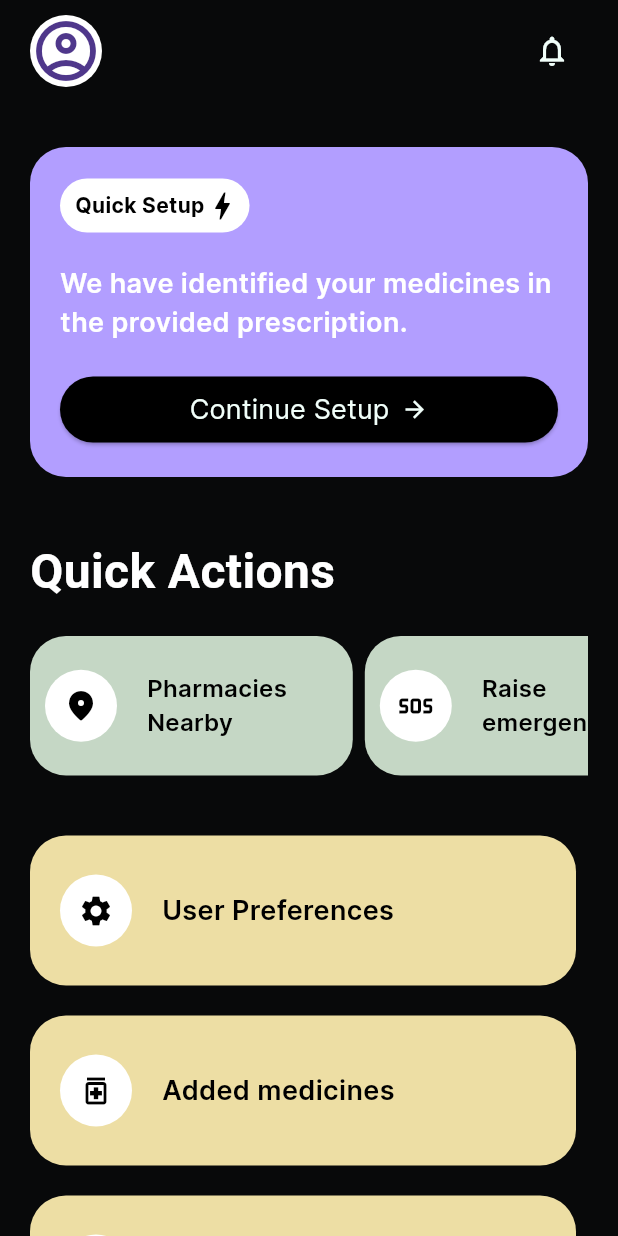
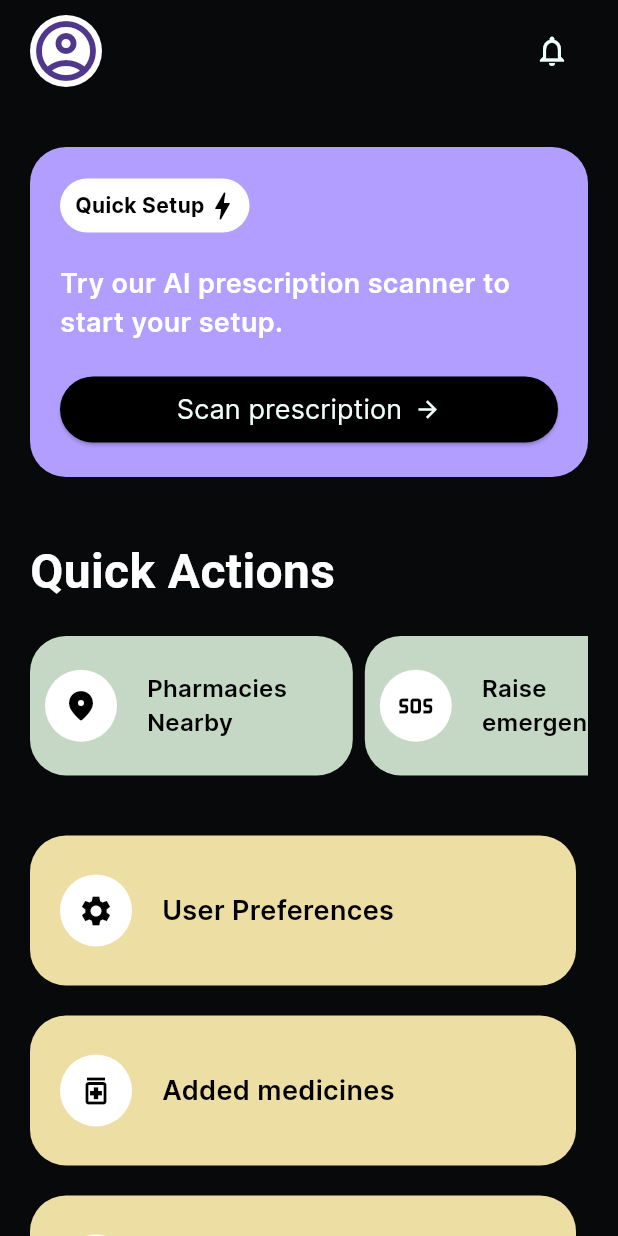
Before and after one commit to saksham-gt/chang-pharma, a Flutter app: the HomeScreen screen opened by its route, on a phone screen of 412 x 824 dp. Run offline on Flutter 3.47's test engine with Material 3 defaults, Android fonts, the phone set to English and light mode, and no system bars; drawn by our look-alikes of carousel_slider; our stand-ins replace dio, flutter_otp_text_field, flutter_riverpod, get_it, image_picker, shared_preferences; missing offline and left inert: animate_gradient; accounts and stored records are empty.

Commit message:
feat: add home page banner

```diff
--- a/lib/main.dart
+++ b/lib/main.dart
@@ -16,9 +16,9 @@ import 'screens/home_screen.dart';
 import 'screens/landing_screen.dart';
 import 'screens/signup_info_screen.dart';
 
-void main() {
+void main() async {
   WidgetsFlutterBinding.ensureInitialized();
-  setupDep();
+  await setupDep();
   runApp(const ProviderScope(child: MyApp()));
 }
 
@@ -73,7 +73,7 @@ class MyApp extends StatelessWidget {
         ),
       ),
       routes: {
-        '/': (context) => const HomeScreen(),
+        '/': (context) => const LandingScreen(),
         '/login': (context) => PhoneNumberLoginScreen(),
         '/signup': (context) => SignupInfoScreen(),
         '/otp': (context) => OtpVerifyScreen(),
--- a/lib/screens/home_screen.dart
+++ b/lib/screens/home_screen.dart
@@ -61,7 +61,7 @@ class _HomeScreenState extends State<HomeScreen> {
                   ],
                 ),
                 const SizedBox(height: 40),
-                HomeScreenBanner(),
+                const HomeScreenBanner(),
                 const SizedBox(height: 40),
                 const Text(
                   'Quick Actions',
--- a/lib/screens/widgets/home_screen_banner.dart
+++ b/lib/screens/widgets/home_screen_banner.dart
@@ -1,10 +1,50 @@
 import 'package:changpharma/utils/colors.dart';
 import 'package:changpharma/utils/theme.dart';
+import 'package:changpharma/utils/utils.dart';
 import 'package:flutter/material.dart';
 import 'package:image_picker/image_picker.dart';
 
-class HomeScreenBanner extends StatelessWidget {
+import '../../utils/constants.dart';
+
+class HomeScreenBanner extends StatefulWidget {
   const HomeScreenBanner({super.key});
+
+  @override
+  State<HomeScreenBanner> createState() => _HomeScreenBannerState();
+}
+
+class _HomeScreenBannerState extends State<HomeScreenBanner> {
+  late String? status;
+
+  @override
+  void initState() {
+    super.initState();
+    status = sharedPrefs.getString(homePageBannerStatusKey) ?? 'PENDING';
+  }
+
+  String get bannerText {
+    if (status == 'PENDING') {
+      return 'Try our AI prescription scanner to start your setup.';
+    } else if (status == 'IN_PROGRESS') {
+      return 'We have identified your medicines in the provided prescription.';
+    } else if (status == 'DONE') {
+      return 'Setup complete';
+    } else {
+      return 'Try our AI prescription scanner to start your setup.';
+    }
+  }
+
+  String get ctaText {
+    if (status == 'PENDING') {
+      return 'Scan prescription';
+    } else if (status == 'IN_PROGRESS') {
+      return 'Continue Setup';
+    } else if (status == 'DONE') {
+      return 'Setup complete';
+    } else {
+      return 'Try our AI prescription scanner to start your setup.';
+    }
+  }
 
   @override
   Widget build(BuildContext context) {
@@ -46,9 +86,9 @@ class HomeScreenBanner extends StatelessWidget {
                 ],
               ),
             ),
-            const Text(
-              'We have identified your medicines in the provided prescription.',
-              style: TextStyle(
+            Text(
+              bannerText,
+              style: const TextStyle(
                 fontFamily: CPFont.fontFamily,
                 fontSize: 18.0,
                 fontWeight: FontWeight.w600,
@@ -60,29 +100,20 @@ class HomeScreenBanner extends StatelessWidget {
                 minimumSize: const Size.fromHeight(44),
                 backgroundColor: Colors.black,
               ),
-              onPressed: () async {
-                final capturedImage = await ImagePicker().pickImage(
-                  source: ImageSource.camera,
-                  imageQuality: 3,
-                );
-                if (capturedImage == null) return;
-                // ignore: use_build_context_synchronously
-                Navigator.pushNamed(context, '/scannedMeds',
-                    arguments: capturedImage);
-              },
-              child: const Row(
+              onPressed: startSetup,
+              child: Row(
                 mainAxisAlignment: MainAxisAlignment.center,
                 children: [
                   Text(
-                    'Continue Setup',
-                    style: TextStyle(
+                    ctaText,
+                    style: const TextStyle(
                       color: SystemColors.mintCream,
                       fontFamily: CPFont.fontFamily,
                       fontSize: 18.0,
                     ),
                   ),
-                  SizedBox(width: 8),
-                  Icon(
+                  const SizedBox(width: 8),
+                  const Icon(
                     Icons.arrow_forward_outlined,
                     color: SystemColors.mintCream,
                   ),
@@ -94,4 +125,19 @@ class HomeScreenBanner extends StatelessWidget {
       ),
     );
   }
+
+  void startSetup() async {
+    if (status == 'PENDING' || status == 'IN_PROGRESS') {
+      final capturedImage = await ImagePicker().pickImage(
+        source: ImageSource.camera,
+        imageQuality: 3,
+      );
+      if (capturedImage == null) return;
+      // ignore: use_build_context_synchronously
+      Navigator.pushNamed(context, '/scannedMeds', arguments: capturedImage);
+      sharedPrefs.setString(homePageBannerStatusKey, 'IN_PROGRESS');
+    } else {
+      Navigator.of(context).pushNamed('/addedMeds');
+    }
+  }
 }
--- /dev/null
+++ b/lib/utils/constants.dart
@@ -0,0 +1 @@
+String homePageBannerStatusKey = 'home-page-banner-status-key';
```
Also changed, not shown: lib/utils/utils.dart (+6 -3 lines).
